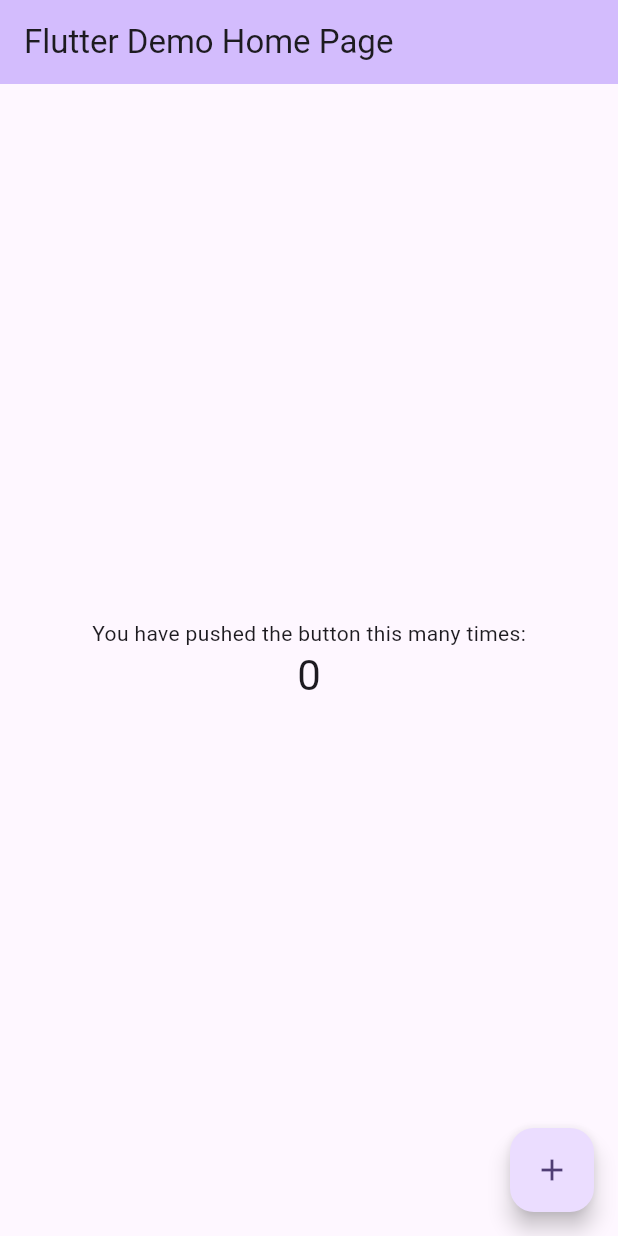
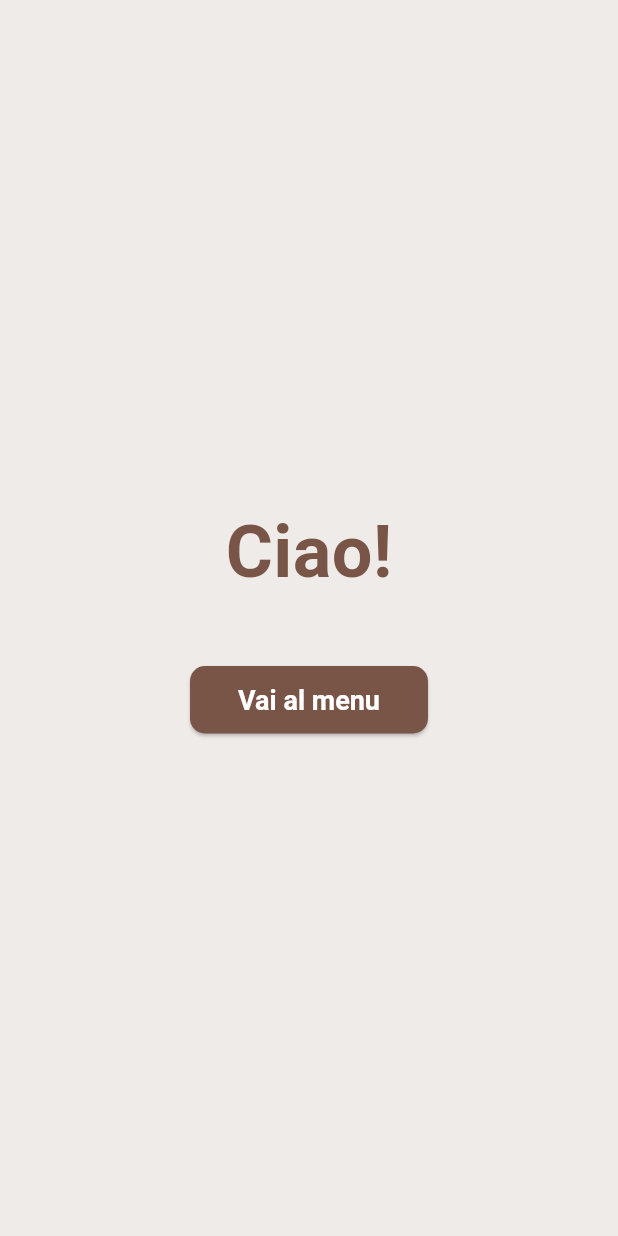
Before and after one commit to byluca/miglionico_mobile, a Flutter app: the screen it shows after launch, on a phone screen of 412 x 824 dp. Run offline on Flutter 3.47's test engine with Material 3 defaults, Android fonts, the phone set to English and light mode, and no system bars; drawn by our look-alikes of animated_text_kit.

Commit message:
Aggiunta menu e schermate di navigazione

```diff
--- a/lib/main.dart
+++ b/lib/main.dart
@@ -1,125 +1,37 @@
 import 'package:flutter/material.dart';
+import 'screens/home_screen.dart';
+import 'screens/menu_screen.dart';
+import 'screens/contacts_screen.dart';
+import 'screens/locations_screen.dart';
+import 'screens/events_screen.dart';
+import 'screens/about_screen.dart';
 
 void main() {
-  runApp(const MyApp());
+  runApp(const MiglionicoApp());
 }
 
-class MyApp extends StatelessWidget {
-  const MyApp({super.key});
+class MiglionicoApp extends StatelessWidget {
+  const MiglionicoApp({Key? key}) : super(key: key);
 
-  // This widget is the root of your application.
   @override
   Widget build(BuildContext context) {
     return MaterialApp(
-      title: 'Flutter Demo',
+      title: 'Miglionico App',
       theme: ThemeData(
-        // This is the theme of your application.
-        //
-        // TRY THIS: Try running your application with "flutter run". You'll see
-        // the application has a purple toolbar. Then, without quitting the app,
-        // try changing the seedColor in the colorScheme below to Colors.green
-        // and then invoke "hot reload" (save your changes or press the "hot
-        // reload" button in a Flutter-supported IDE, or press "r" if you used
-        // the command line to start the app).
-        //
-        // Notice that the counter didn't reset back to zero; the application
-        // state is not lost during the reload. To reset the state, use hot
-        // restart instead.
-        //
-        // This works for code too, not just values: Most code changes can be
-        // tested with just a hot reload.
-        colorScheme: ColorScheme.fromSeed(seedColor: Colors.deepPurple),
-        useMaterial3: true,
+        primarySwatch: Colors.brown,
+        textTheme: Theme.of(context).textTheme.copyWith(
+          headlineSmall: const TextStyle(fontSize: 20, fontWeight: FontWeight.bold),
+        ),
       ),
-      home: const MyHomePage(title: 'Flutter Demo Home Page'),
+      initialRoute: '/',
+      routes: {
+        '/': (context) => const HomeScreen(),
+        '/menu': (context) => const MenuScreen(),
+        '/contacts': (context) => const ContactsScreen(),
+        '/locations': (context) => const LocationsScreen(),
+        '/events': (context) => const EventsScreen(),
+        '/about': (context) => const AboutScreen(),
+      },
     );
   }
 }
-
-class MyHomePage extends StatefulWidget {
-  const MyHomePage({super.key, required this.title});
-
-  // This widget is the home page of your application. It is stateful, meaning
-  // that it has a State object (defined below) that contains fields that affect
-  // how it looks.
-
-  // This class is the configuration for the state. It holds the values (in this
-  // case the title) provided by the parent (in this case the App widget) and
-  // used by the build method of the State. Fields in a Widget subclass are
-  // always marked "final".
-
-  final String title;
-
-  @override
-  State<MyHomePage> createState() => _MyHomePageState();
-}
-
-class _MyHomePageState extends State<MyHomePage> {
-  int _counter = 0;
-
-  void _incrementCounter() {
-    setState(() {
-      // This call to setState tells the Flutter framework that something has
-      // changed in this State, which causes it to rerun the build method below
-      // so that the display can reflect the updated values. If we changed
-      // _counter without calling setState(), then the build method would not be
-      // called again, and so nothing would appear to happen.
-      _counter++;
-    });
-  }
-
-  @override
-  Widget build(BuildContext context) {
-    // This method is rerun every time setState is called, for instance as done
-    // by the _incrementCounter method above.
-    //
-    // The Flutter framework has been optimized to make rerunning build methods
-    // fast, so that you can just rebuild anything that needs updating rather
-    // than having to individually change instances of widgets.
-    return Scaffold(
-      appBar: AppBar(
-        // TRY THIS: Try changing the color here to a specific color (to
-        // Colors.amber, perhaps?) and trigger a hot reload to see the AppBar
-        // change color while the other colors stay the same.
-        backgroundColor: Theme.of(context).colorScheme.inversePrimary,
-        // Here we take the value from the MyHomePage object that was created by
-        // the App.build method, and use it to set our appbar title.
-        title: Text(widget.title),
-      ),
-      body: Center(
-        // Center is a layout widget. It takes a single child and positions it
-        // in the middle of the parent.
-        child: Column(
-          // Column is also a layout widget. It takes a list of children and
-          // arranges them vertically. By default, it sizes itself to fit its
-          // children horizontally, and tries to be as tall as its parent.
-          //
-          // Column has various properties to control how it sizes itself and
-          // how it positions its children. Here we use mainAxisAlignment to
-          // center the children vertically; the main axis here is the vertical
-          // axis because Columns are vertical (the cross axis would be
-          // horizontal).
-          //
-          // TRY THIS: Invoke "debug painting" (choose the "Toggle Debug Paint"
-          // action in the IDE, or press "p" in the console), to see the
-          // wireframe for each widget.
-          mainAxisAlignment: MainAxisAlignment.center,
-          children: <Widget>[
-            const Text(
-              'You have pushed the button this many times:',
-            ),
-            Text(
-              '$_counter',
-              style: Theme.of(context).textTheme.headlineMedium,
-            ),
-          ],
-        ),
-      ),
-      floatingActionButton: FloatingActionButton(
-        onPressed: _incrementCounter,
-        tooltip: 'Increment',
-        child: const Icon(Icons.add),
-      ), // This trailing comma makes auto-formatting nicer for build methods.
-    );
-  }
-}
--- /dev/null
+++ b/lib/screens/home_screen.dart
@@ -0,0 +1,66 @@
+import 'package:animated_text_kit/animated_text_kit.dart';
+import 'package:flutter/material.dart';
+
+class HomeScreen extends StatelessWidget {
+  const HomeScreen({Key? key}) : super(key: key);
+
+  @override
+  Widget build(BuildContext context) {
+    return Scaffold(
+      backgroundColor: Colors.brown[50],
+      body: Center(
+        child: Column(
+          mainAxisAlignment: MainAxisAlignment.center,
+          children: [
+            // Animazione del testo di benvenuto
+            AnimatedTextKit(
+              animatedTexts: [
+                TypewriterAnimatedText(
+                  'Ciao!',
+                  textStyle: const TextStyle(
+                    fontSize: 48.0,
+                    fontWeight: FontWeight.bold,
+                    color: Colors.brown,
+                  ),
+                  speed: const Duration(milliseconds: 200),
+                ),
+                TypewriterAnimatedText(
+                  'Benvenuto a Miglionico',
+                  textStyle: const TextStyle(
+                    fontSize: 28.0,
+                    fontWeight: FontWeight.w500,
+                    color: Colors.brown,
+                  ),
+                  speed: const Duration(milliseconds: 100),
+                ),
+              ],
+              totalRepeatCount: 1,
+              pause: const Duration(seconds: 1),
+              displayFullTextOnTap: true,
+            ),
+            const SizedBox(height: 40),
+            // Pulsante per accedere al menu
+            ElevatedButton(
+              onPressed: () {
+                Navigator.pushNamed(context, '/menu');
+              },
+              style: ElevatedButton.styleFrom(
+                backgroundColor: Colors.brown, // Colore di sfondo
+                foregroundColor: Colors.white, // Colore del testo
+                padding: const EdgeInsets.symmetric(horizontal: 32, vertical: 12),
+                textStyle: const TextStyle(
+                  fontSize: 18,
+                  fontWeight: FontWeight.bold,
+                ),
+                shape: RoundedRectangleBorder(
+                  borderRadius: BorderRadius.circular(10),
+                ),
+              ),
+              child: const Text('Vai al menu'),
+            ),
+          ],
+        ),
+      ),
+    );
+  }
+}
```
Also changed, not shown: lib/screens/about_screen.dart (added, +36 -0 lines), lib/screens/contacts_screen.dart (added, +21 -0 lines), lib/screens/events_screen.dart (added, +77 -0 lines), lib/screens/locations_screen.dart (added, +74 -0 lines), lib/screens/menu_screen.dart (added, +58 -0 lines), pubspec.yaml (+9 -71 lines), lib/assets/images/logo_miglionico.png (added), lib/models/event.dart (added), lib/models/user.dart (added), lib/providers/events_provider.dart (added), lib/services/api_service.dart (added), lib/services/db_service.dart (added), lib/utils/constants.dart (added), lib/utils/helpers.dart (added), 3 more files, 6 other files.
